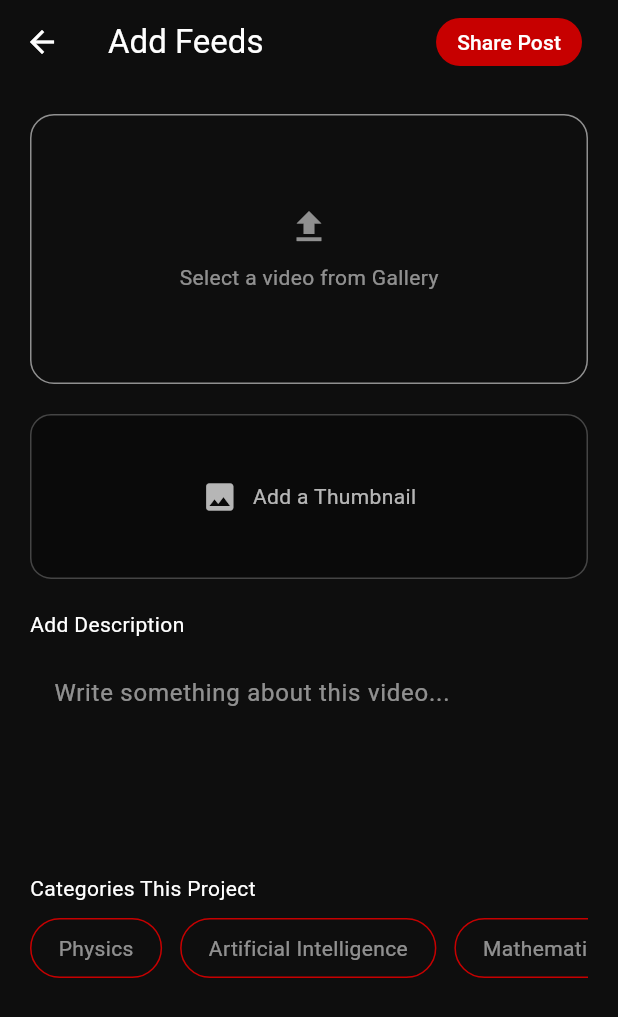
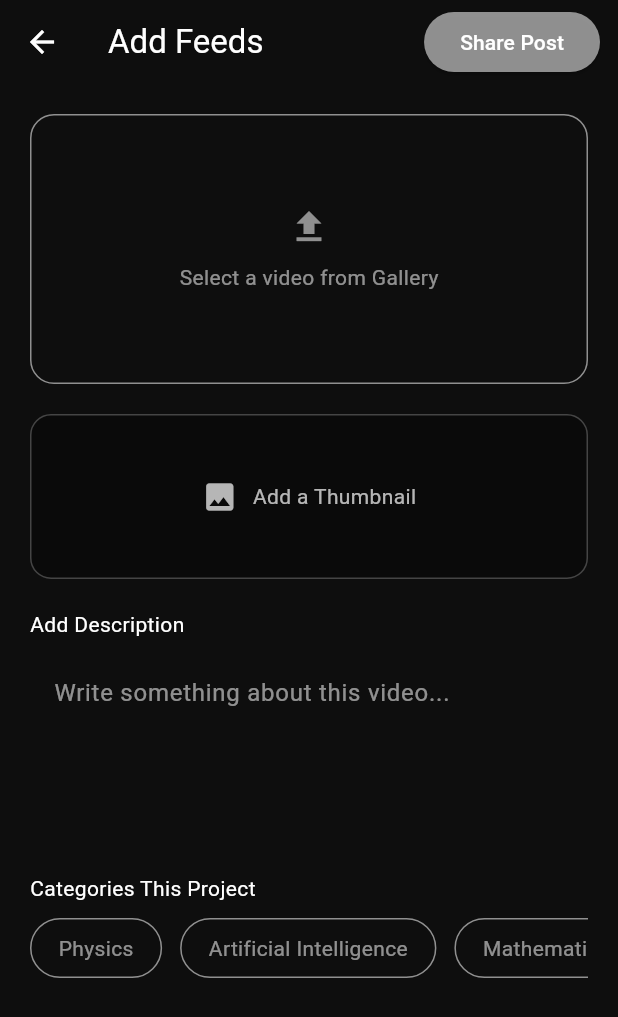
Before and after one commit to Athulya-Ajay/noviindus_machine_test, a Flutter app: the VideoUploadPage screen opened directly, after a tap on "Share Post", on a phone screen of 412 x 824 dp. Shown: the top 1017 px of the screen. Run offline on Flutter 3.47's test engine with Material 3 defaults, Android fonts, the phone set to English and light mode, and no system bars; our stand-ins replace image_picker, shared_preferences, video_player; accounts and stored records are empty; network calls fail.

Commit message:
video upload api done

```diff
--- /dev/null
+++ b/lib/features/feeds/model/feed_model.dart
@@ -0,0 +1,40 @@
+import 'package:noviindus_test_app/features/home/model/home_model.dart';
+
+class FeedModel {
+  final int count;
+  final String? next;
+  final String? previous;
+  final List<Results> results;
+
+  FeedModel({
+    this.count = 0,
+    this.next,
+    this.previous,
+    this.results = const [],
+  });
+
+  factory FeedModel.fromJson(Map<String, dynamic> json) {
+    return FeedModel(
+      count: json['count'] ?? 0,
+      next: json['next'],
+      previous: json['previous'],
+      results: (json['results'] as List)
+          .map((e) => Results.fromJson(e))
+          .toList(),
+    );
+  }
+}
+
+class User {
+  int? id;
+  String? name;
+  String? image;
+
+  User({this.id, this.name, this.image});
+
+  User.fromJson(Map<String, dynamic> json) {
+    id = json['id'];
+    name = json['name'];
+    image = json['image'];
+  }
+}
--- /dev/null
+++ b/lib/features/feeds/provider/feed_provider.dart
@@ -0,0 +1,33 @@
+import 'package:flutter/material.dart';
+import 'package:noviindus_test_app/features/feeds/model/feed_model.dart';
+import 'package:noviindus_test_app/features/feeds/service/feed_service.dart';
+
+class FeedProvider extends ChangeNotifier {
+  final FeedService _feedService = FeedService();
+
+  FeedModel _feedModel = FeedModel();
+  FeedModel get feedModel => _feedModel;
+
+  bool _isLoading = false;
+  bool get isLoading => _isLoading;
+
+  String? _error;
+  String? get error => _error;
+
+  Future<void> fetchMyFeed() async {
+    _isLoading = true;
+    _error = null;
+    notifyListeners();
+
+    try {
+      final response = await _feedService.fetchMyFeed();
+      _feedModel = response;
+    } catch (e) {
+      _error = e.toString();
+      debugPrint("FeedProvider Error: $e");
+    } finally {
+      _isLoading = false;
+      notifyListeners();
+    }
+  }
+}
--- a/lib/features/video_upload/provider/video_upload_provider.dart
+++ b/lib/features/video_upload/provider/video_upload_provider.dart
@@ -1,34 +1,39 @@
 import 'dart:io';
 import 'package:flutter/material.dart';
 import 'package:image_picker/image_picker.dart';
+import 'package:noviindus_test_app/constants/app_colors.dart';
+import '../service/video_upload_service.dart';
 
 class VideoUploadProvider extends ChangeNotifier {
   final ImagePicker _picker = ImagePicker();
+  final VideoUploadService _service = VideoUploadService();
 
   File? videoFile;
   File? thumbnailFile;
 
   final TextEditingController descriptionController = TextEditingController();
 
-  final List<String> categories = [
-    "Physics",
-    "Artificial Intelligence",
-    "Mathematics",
-    "Chemistry",
-    "Micro Biology",
+  bool isUploading = false;
+
+  final List<Map<String, String>> categories = [
+    {"id": "1", "title": "Physics"},
+    {"id": "2", "title": "Artificial Intelligence"},
+    {"id": "3", "title": "Mathematics"},
+    {"id": "4", "title": "Chemistry"},
+    {"id": "5", "title": "Micro Biology"},
   ];
 
-  String? _selectedCategory;
-  String? get selectedCategory => _selectedCategory;
+  List<String> selectedCategoryIds = [];
 
-  void selectCategory(int index) {
-    _selectedCategory = categories[index];
+  void toggleCategory(String id) {
+    selectedCategoryIds.contains(id)
+        ? selectedCategoryIds.remove(id)
+        : selectedCategoryIds.add(id);
     notifyListeners();
   }
 
   Future<void> pickVideo() async {
     final XFile? video = await _picker.pickVideo(source: ImageSource.gallery);
-
     if (video != null) {
       videoFile = File(video.path);
       notifyListeners();
@@ -37,25 +42,69 @@ class VideoUploadProvider extends ChangeNotifier {
 
   Future<void> pickThumbnail() async {
     final XFile? image = await _picker.pickImage(source: ImageSource.gallery);
-
     if (image != null) {
       thumbnailFile = File(image.path);
       notifyListeners();
     }
   }
 
-  // void toggleCategory(String category) {
-  //   selectedCategories.contains(category)
-  //       ? selectedCategories.remove(category)
-  //       : selectedCategories.add(category);
-  //   notifyListeners();
-  // }
+  bool get isValid =>
+      videoFile != null &&
+      thumbnailFile != null &&
+      descriptionController.text.isNotEmpty &&
+      selectedCategoryIds.isNotEmpty;
+
+  Future<bool> uploadFeed({required BuildContext context}) async {
+    if (!isValid) return false;
+
+    isUploading = true;
+    notifyListeners();
+
+    final success = await _service.uploadFeed(
+      video: videoFile!,
+      image: thumbnailFile!,
+      description: descriptionController.text,
+      category: selectedCategoryIds.join(","),
+    );
+
+    isUploading = false;
+    notifyListeners();
+
+    if (success) {
+  clearAll();
+
+  if (context.mounted) {
+    ScaffoldMessenger.of(context).showSnackBar(
+      const SnackBar(
+        content: Text("Feed uploaded successfully"),
+        backgroundColor: Colors.green,
+        behavior: SnackBarBehavior.floating,
+      ),
+    );
+  }
+}else{
+      ScaffoldMessenger.of(context).showSnackBar(
+        const SnackBar(
+          content: Text("Feed upload failed,please try again"),
+          backgroundColor: AppColors.primaryRed,
+          behavior: SnackBarBehavior.floating,
+        ),
+      );
+    }
+    return success;
+  }
 
   void clearAll() {
     videoFile = null;
     thumbnailFile = null;
     descriptionController.clear();
-    _selectedCategory = null;
+    selectedCategoryIds.clear();
     notifyListeners();
   }
+
+  @override
+  void dispose() {
+    descriptionController.dispose();
+    super.dispose();
+  }
 }
--- a/lib/features/video_upload/screens/video_upload_page.dart
+++ b/lib/features/video_upload/screens/video_upload_page.dart
@@ -1,10 +1,10 @@
 import 'package:flutter/material.dart';
-import 'package:noviindus_test_app/constants/app_colors.dart';
-import 'package:noviindus_test_app/features/video_upload/widgets/category_card.dart';
 import 'package:provider/provider.dart';
+import '../../../constants/app_colors.dart';
 import '../provider/video_upload_provider.dart';
 import '../widgets/video_picker_card.dart';
 import '../widgets/thumbnail_picker_card.dart';
+import '../widgets/category_card.dart';
 
 class VideoUploadPage extends StatelessWidget {
   const VideoUploadPage({super.key});
@@ -18,33 +18,55 @@ class VideoUploadPage extends StatelessWidget {
         appBar: AppBar(
           backgroundColor: AppColors.bgBlack,
           elevation: 0,
+          title: const Text(
+            "Add Feeds",
+            style: TextStyle(color: AppColors.primarywhite),
+          ),
           leading: const BackButton(color: AppColors.primarywhite),
-          title: const Text("Add Feeds", style: TextStyle(color: AppColors.primarywhite)),
           actions: [
-            Padding(
+            Consumer<VideoUploadProvider>(
+              builder: (context, provider, _) {
+                return Padding(
                   padding: const EdgeInsets.only(right: 12),
-              child: TextButton(
-                onPressed: () {
-                },
-                child: Container(
-                  padding: const EdgeInsets.symmetric(
-                    horizontal: 14,
-                    vertical: 6,
-                  ),
-                  decoration: BoxDecoration(
-                    color: AppColors.primaryRed,
+                  child: ElevatedButton(
+                    style: ElevatedButton.styleFrom(
+                      backgroundColor: provider.isValid
+                          ? AppColors.primaryRed
+                          : AppColors.lightGrey,
+                      shape: RoundedRectangleBorder(
                         borderRadius: BorderRadius.circular(20),
                       ),
-                  child: const Text(
+                    ),
+                    onPressed: provider.isUploading
+                        ? null
+                        : () async {
+                            final success =
+                                await provider.uploadFeed(context: context);
+                            if (success && context.mounted) {
+                              Navigator.pop(context);
+                            }
+                          },
+                    child: provider.isUploading
+                        ? const SizedBox(
+                            height: 18,
+                            width: 18,
+                            child: CircularProgressIndicator(
+                              strokeWidth: 2,
+                              color: Colors.white,
+                            ),
+                          )
+                        : const Text(
                             "Share Post",
-                    style: TextStyle(color: AppColors.primarywhite),
+                            style: TextStyle(color: Colors.white),
                           ),
                   ),
-              ),
+                );
+              },
             ),
           ],
         ),
-        body: SingleChildScrollView(
+        body: SafeArea(
+          child: SingleChildScrollView(
             padding: const EdgeInsets.all(20),
             child: Column(
               crossAxisAlignment: CrossAxisAlignment.start,
@@ -54,6 +76,7 @@ class VideoUploadPage extends StatelessWidget {
 
                 const ThumbnailPickerCard(),
                 const SizedBox(height: 20),
+
                 const Text(
                   "Add Description",
                   style: TextStyle(color: AppColors.primarywhite),
@@ -65,10 +88,13 @@ class VideoUploadPage extends StatelessWidget {
                     return TextField(
                       controller: provider.descriptionController,
                       maxLines: 4,
-                    style: const TextStyle(color: AppColors.primarywhite),
+                      style:
+                          const TextStyle(color: AppColors.primarywhite),
                       decoration: InputDecoration(
-                      hintText: "Write something about this video...",
-                      hintStyle: const TextStyle(color: AppColors.lightGrey),
+                        hintText:
+                            "Write something about this video...",
+                        hintStyle:
+                            const TextStyle(color: AppColors.lightGrey),
                         filled: true,
                         fillColor: AppColors.bgBlack,
                         border: OutlineInputBorder(
@@ -86,6 +112,7 @@ class VideoUploadPage extends StatelessWidget {
             ),
           ),
         ),
+      ),
     );
   }
 }
--- a/lib/features/video_upload/widgets/category_card.dart
+++ b/lib/features/video_upload/widgets/category_card.dart
@@ -24,11 +24,12 @@ class CategoryCard extends StatelessWidget {
             scrollDirection: Axis.horizontal,
             itemCount: provider.categories.length,
             itemBuilder: (context, index) {
+              final category = provider.categories[index];
               final isSelected =
-                  provider.selectedCategory == provider.categories[index];
+                  provider.selectedCategoryIds.contains(category["id"]);
 
               return GestureDetector(
-                onTap: () => provider.selectCategory(index),
+                onTap: () => provider.toggleCategory(category["id"]!),
                 child: Container(
                   margin: const EdgeInsets.only(right: 12),
                   padding: const EdgeInsets.symmetric(horizontal: 18),
@@ -39,13 +40,13 @@ class CategoryCard extends StatelessWidget {
                     borderRadius: BorderRadius.circular(25),
                     border: Border.all(
                       color: isSelected
-                          ? AppColors.primaryBlack
-                          : AppColors.primaryRed,
+                          ? AppColors.primaryRed
+                          : AppColors.darkGrey,
                     ),
                   ),
                   alignment: Alignment.center,
                   child: Text(
-                    provider.categories[index],
+                    category["title"]!,
                     style: TextStyle(
                       color: isSelected
                           ? AppColors.primarywhite
--- a/lib/main.dart
+++ b/lib/main.dart
@@ -2,8 +2,10 @@ import 'package:flutter/material.dart';
 import 'package:flutter/services.dart';
 import 'package:noviindus_test_app/features/auth/provider/auth_provider.dart';
 import 'package:noviindus_test_app/features/auth/screens/login_page.dart';
+import 'package:noviindus_test_app/features/feeds/provider/feed_provider.dart';
 import 'package:noviindus_test_app/features/home/provider/home_provider.dart';
 import 'package:noviindus_test_app/features/home/provider/video_feed_provider.dart';
+import 'package:noviindus_test_app/features/video_upload/provider/video_upload_provider.dart';
 import 'package:provider/provider.dart';
 
 void main() {
@@ -30,6 +32,9 @@ class MyApp extends StatelessWidget {
         ChangeNotifierProvider(create: (_) => HomeProvider()),
         ChangeNotifierProvider(create: (_) => AuthProvider()),
         ChangeNotifierProvider(create: (_) => VideoFeedProvider()),
+        ChangeNotifierProvider(create: (_) => FeedProvider()),
+        ChangeNotifierProvider(create: (_) => VideoUploadProvider()),
+
       ],
       child: MaterialApp(
         debugShowCheckedModeBanner: false,
```
Also changed, not shown: lib/features/feeds/screens/my_feed_page.dart (+47 -9 lines), lib/features/feeds/service/feed_service.dart (added, +42 -0 lines), lib/features/video_upload/service/video_upload_service.dart (added, +41 -0 lines). Lines whose indentation alone changed are shown as unchanged.
